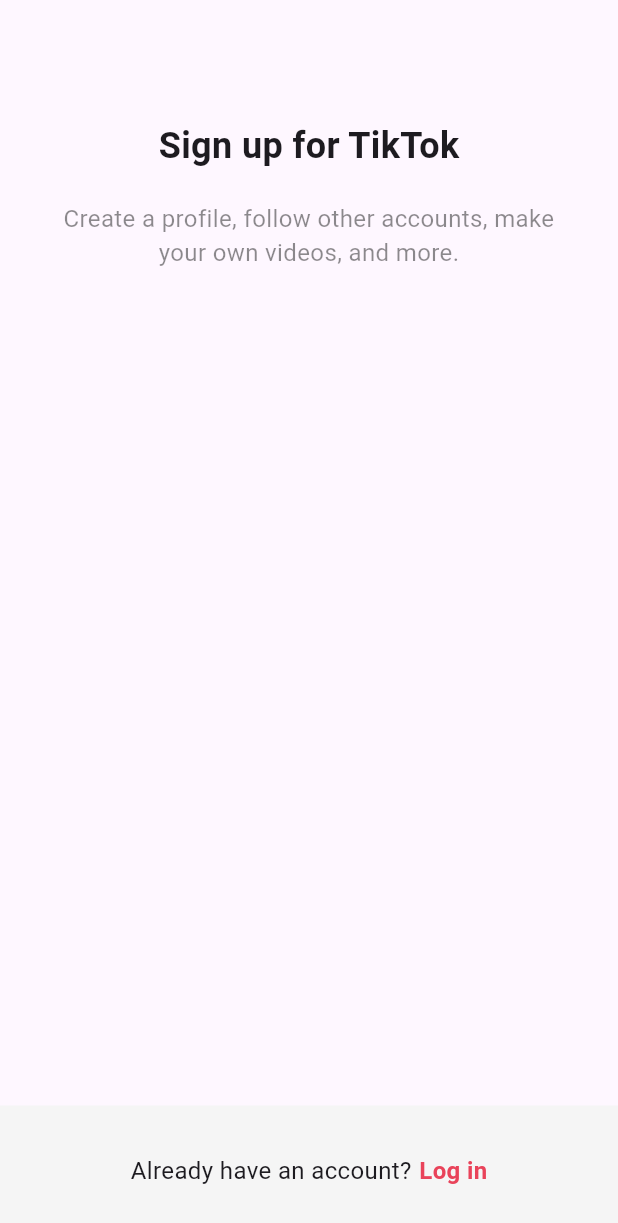
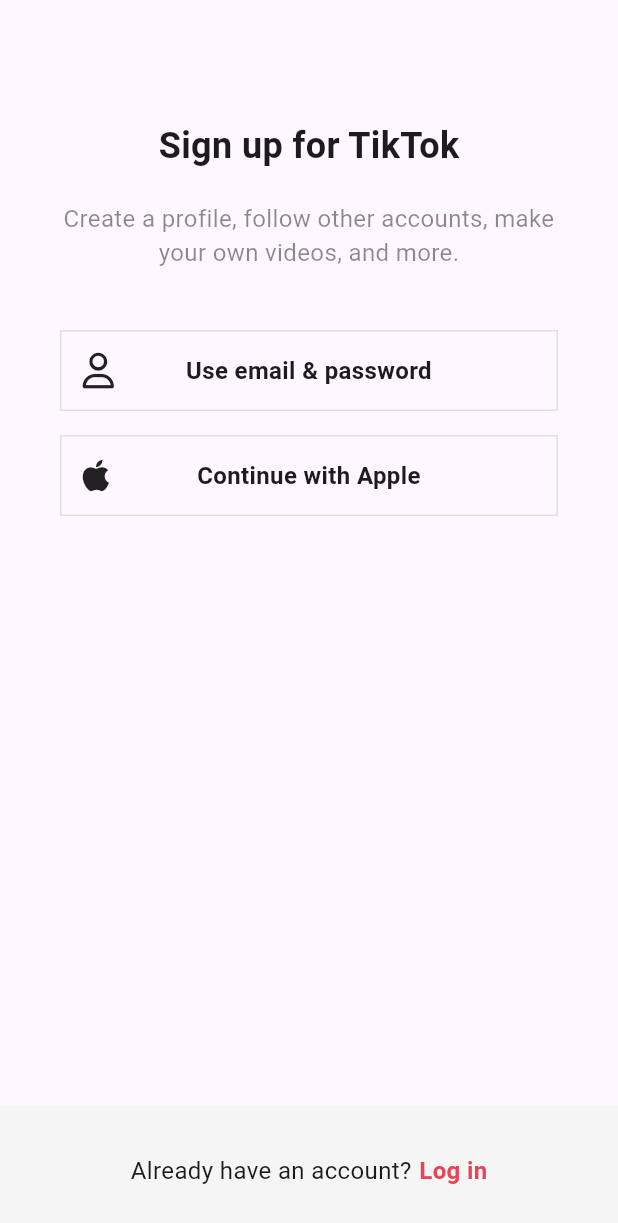
Before and after one commit to Jpumpkin1223/flutter_tiktok_clone, a Flutter app: the screen it shows after launch, after a tap on "Sign up", on a phone screen of 412 x 824 dp. Shown: the top 1223 px of the screen. Run offline on Flutter 3.47's test engine with Material 3 defaults, Android fonts, the phone set to English and light mode, and no system bars; our stand-ins replace font_awesome_flutter.

Commit message:
Add AuthButton widget for sign-in and sign-up screens
- Added `AuthButton` widget to handle authentication buttons in the sign-in and sign-up screens.
- The `AuthButton` widget displays an icon and text, allowing users to authenticate using different methods.
- Imported `AuthButton` widget from a new file called `auth_button.dart`.
- Imported the necessary dependencies: `font_awesome_flutter`.
- Updated the `SignInScreen` and `SignUpScreen` classes to include the new authentication buttons.
- Created a new file called `auth_button.dart`, which contains the implementation of the `AuthButton` widget.

```diff
--- a/lib/screens/sign_in_screen.dart
+++ b/lib/screens/sign_in_screen.dart
@@ -2,6 +2,8 @@ import 'package:flutter/material.dart';
 import 'package:flutter_tiktok_clone/constants/gaps.dart';
 import 'package:flutter_tiktok_clone/constants/sizes.dart';
 import 'package:flutter_tiktok_clone/screens/sign_up_screen.dart';
+import 'package:flutter_tiktok_clone/widgets/auth_button.dart';
+import 'package:font_awesome_flutter/font_awesome_flutter.dart';
 
 class SignInScreen extends StatelessWidget {
   const SignInScreen({super.key});
@@ -41,6 +43,16 @@ class SignInScreen extends StatelessWidget {
                 ),
                 textAlign: TextAlign.center,
               ),
+              Gaps.v40,
+              AuthButton(
+                icon: FaIcon(FontAwesomeIcons.user),
+                text: "Use email & password",
+              ),
+              Gaps.v16,
+              AuthButton(
+                icon: FaIcon(FontAwesomeIcons.apple),
+                text: "Continue with Apple",
+              ),
             ],
           ),
         ),
--- a/lib/screens/sign_up_screen.dart
+++ b/lib/screens/sign_up_screen.dart
@@ -2,6 +2,8 @@ import 'package:flutter/material.dart';
 import 'package:flutter_tiktok_clone/constants/gaps.dart';
 import 'package:flutter_tiktok_clone/constants/sizes.dart';
 import 'package:flutter_tiktok_clone/screens/sign_in_screen.dart';
+import 'package:flutter_tiktok_clone/widgets/auth_button.dart';
+import 'package:font_awesome_flutter/font_awesome_flutter.dart';
 
 class SignUpScreen extends StatelessWidget {
   const SignUpScreen({super.key});
@@ -43,6 +45,15 @@ class SignUpScreen extends StatelessWidget {
                 textAlign: TextAlign.center,
               ),
               Gaps.v40,
+              AuthButton(
+                icon: FaIcon(FontAwesomeIcons.user),
+                text: "Use email & password",
+              ),
+              Gaps.v16,
+              AuthButton(
+                icon: FaIcon(FontAwesomeIcons.apple),
+                text: "Continue with Apple",
+              ),
             ],
           ),
         ),
--- /dev/null
+++ b/lib/widgets/auth_button.dart
@@ -0,0 +1,47 @@
+import 'package:flutter/material.dart';
+import 'package:flutter_tiktok_clone/constants/sizes.dart';
+import 'package:font_awesome_flutter/font_awesome_flutter.dart';
+
+class AuthButton extends StatelessWidget {
+  final String text;
+  final FaIcon icon;
+
+  const AuthButton({
+    super.key,
+    required this.text,
+    required this.icon,
+  });
+
+  @override
+  Widget build(BuildContext context) {
+    return FractionallySizedBox(
+      widthFactor: 1,
+      child: Container(
+        padding: const EdgeInsets.all(Sizes.size14),
+        decoration: BoxDecoration(
+          border: Border.all(
+            color: Colors.grey.shade300,
+            width: Sizes.size1,
+          ),
+        ),
+        child: Stack(
+          alignment: Alignment.center,
+          children: [
+            Align(
+              alignment: Alignment.centerLeft,
+              child: icon,
+            ),
+            Text(
+              text,
+              style: const TextStyle(
+                fontSize: Sizes.size16,
+                fontWeight: FontWeight.w600,
+              ),
+              textAlign: TextAlign.center,
+            ),
+          ],
+        ),
+      ),
+    );
+  }
+}
--- a/pubspec.yaml
+++ b/pubspec.yaml
@@ -35,6 +35,7 @@ dependencies:
   # The following adds the Cupertino Icons font to your application.
   # Use with the CupertinoIcons class for iOS style icons.
   cupertino_icons: ^1.0.2
+  font_awesome_flutter: ^10.7.0
 
 dev_dependencies:
   flutter_test:
```
